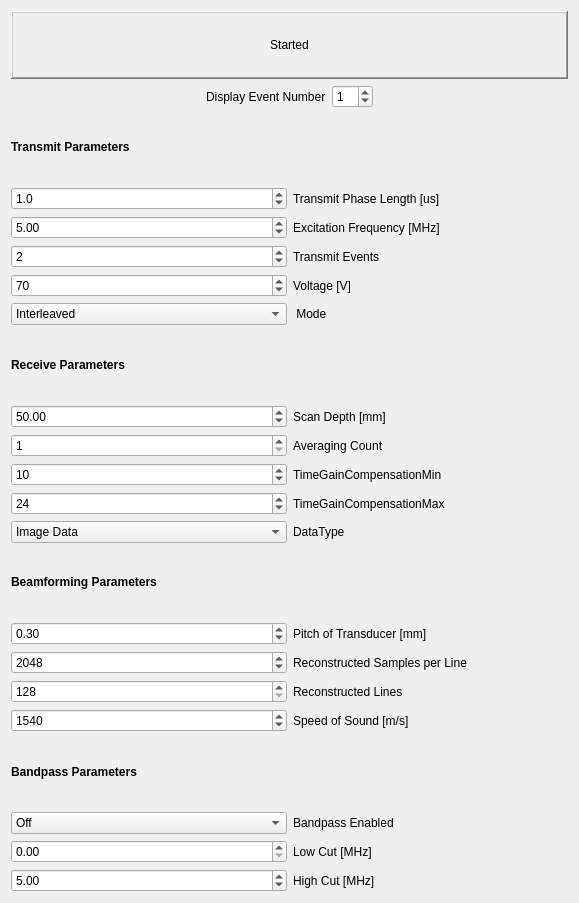
Before: the Qt Designer form Modules/USUI/Qmitk/QmitkUSControlsCustomDiPhASDeviceWidget.ui in MITK/MITK, drawn with Qt 5.
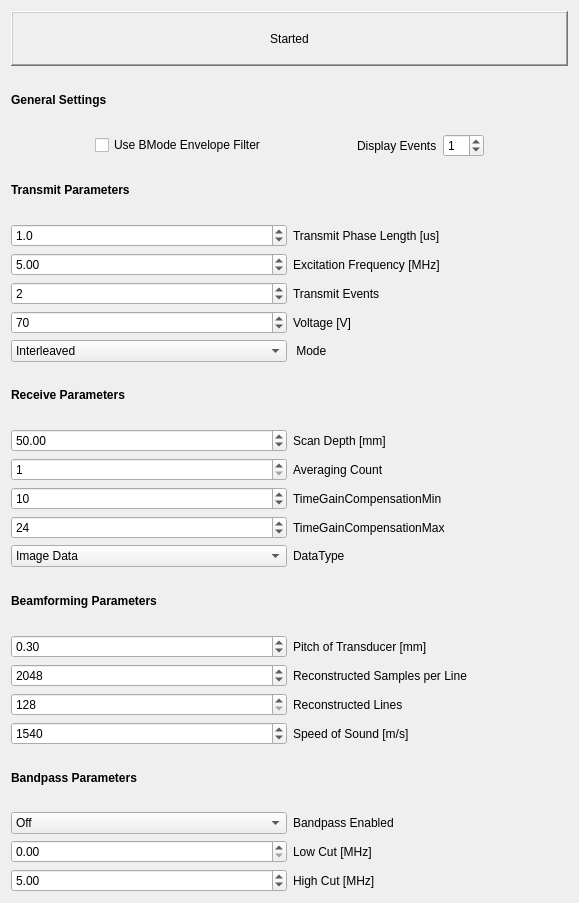
After: the same form once the commit is applied.

Commit message: T19855 -The BMode Envelope filter can be checked on and off in the GUI, and works fine -Made some code parts shorter and better

Patch:
```diff
--- a/Modules/USUI/Qmitk/QmitkUSControlsCustomDiPhASDeviceWidget.ui
+++ b/Modules/USUI/Qmitk/QmitkUSControlsCustomDiPhASDeviceWidget.ui
@@ -35,7 +35,34 @@
     </layout>
    </item>
    <item>
-    <layout class="QHBoxLayout" name="horizontalLayout">
+    <widget class="QLabel" name="GeneralLabel">
+     <property name="text">
+      <string>&lt;html&gt;&lt;head/&gt;&lt;body&gt;&lt;p&gt;&lt;span style=&quot; font-weight:600;&quot;&gt;General Settings&lt;/span&gt;&lt;/p&gt;&lt;/body&gt;&lt;/html&gt;</string>
+     </property>
+    </widget>
+   </item>
+   <item>
+    <layout class="QHBoxLayout" name="General">
+     <item>
+      <spacer name="horizontalSpacer">
+       <property name="orientation">
+        <enum>Qt::Horizontal</enum>
+       </property>
+       <property name="sizeHint" stdset="0">
+        <size>
+         <width>40</width>
+         <height>20</height>
+        </size>
+       </property>
+      </spacer>
+     </item>
+     <item>
+      <widget class="QCheckBox" name="UseBModeFilter">
+       <property name="text">
+        <string>Use BMode Envelope Filter</string>
+       </property>
+      </widget>
+     </item>
      <item>
       <spacer name="horizontalSpacer_2">
        <property name="orientation">
@@ -50,9 +77,9 @@
       </spacer>
      </item>
      <item>
-      <widget class="QLabel" name="EventDisplaylabel">
+      <widget class="QLabel" name="EventDisplayLabel">
        <property name="text">
-        <string>Display Event Number</string>
+        <string>Display Events</string>
        </property>
       </widget>
      </item>
```
The commit also changes 10 other files.
